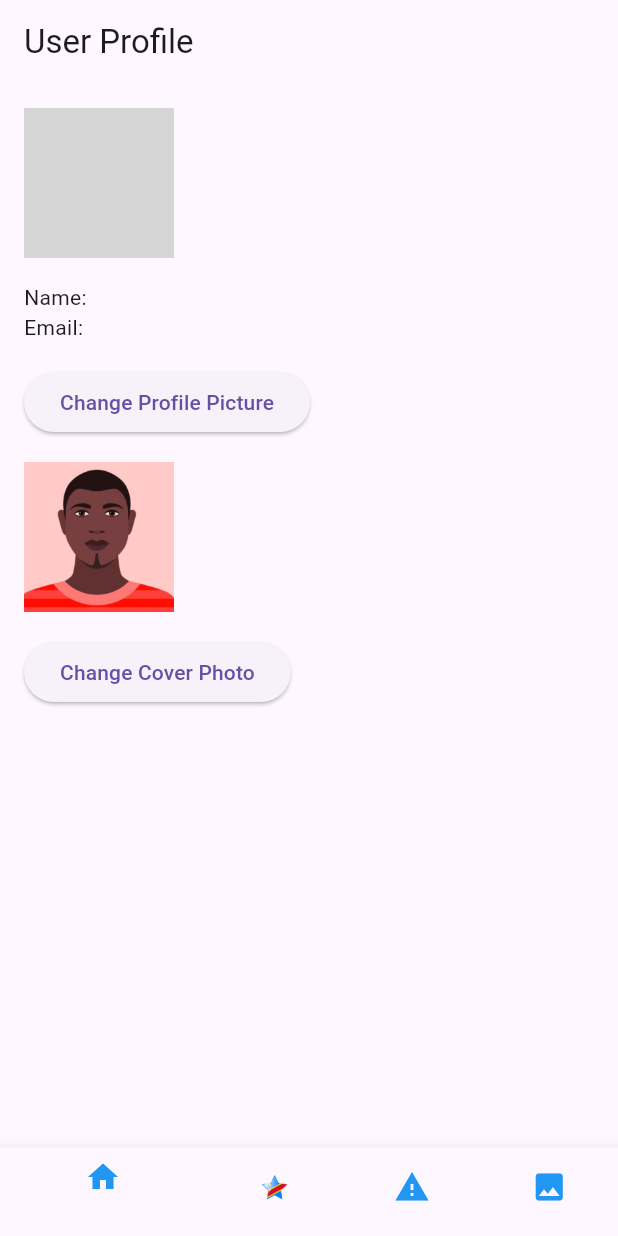
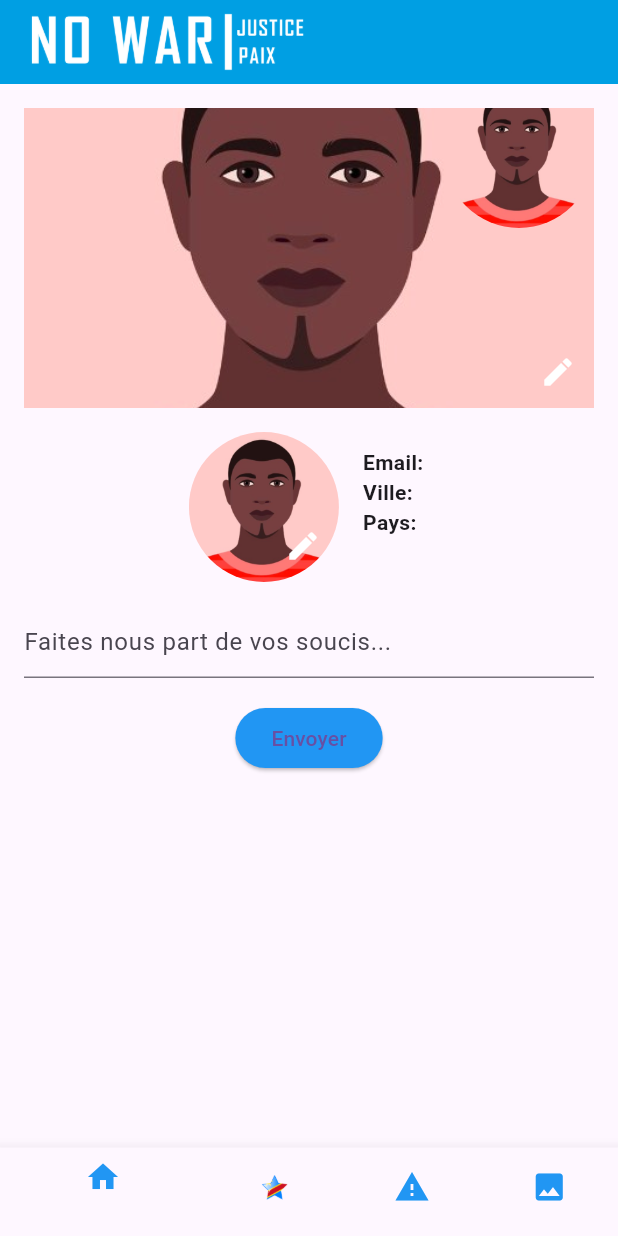
Before and after one commit to imani08/no_war, a Flutter app: the UserProfilePage screen opened directly, on a phone screen of 412 x 824 dp. Run offline on Flutter 3.47's test engine with Material 3 defaults, Android fonts, the phone set to English and light mode, and no system bars; our stand-ins replace auto_size_text, contacts_service, easy_localization, firebase_auth, firebase_core, firebase_database and 10 more; missing offline and left inert: country_icons, flutter_pdfview, flutter_wallpaper_manager, quick_actions, telephony, translator; accounts and stored records are empty; network calls fail; grey boxes are pictures that could not be loaded.

Commit message:
mis a jour du profil

```diff
--- a/lib/Ecran acceuil.dart
+++ b/lib/Ecran acceuil.dart
@@ -388,7 +388,7 @@ pour leur survie et leur liberté
           // Naviguer vers une nouvelle page lorsque le bouton est appuyé
           Navigator.push(
             context,
-            MaterialPageRoute(builder: (context) => loginPage()),
+            MaterialPageRoute(builder: (context) => LoginPage()),
           );
         },
         child: Image.asset(
--- a/lib/discussions.dart
+++ b/lib/discussions.dart
@@ -6,12 +6,11 @@ import 'package:firebase_storage/firebase_storage.dart' as firebase_storage;
 import 'dart:io';
 import 'package:image_picker/image_picker.dart';
 import 'package:firebase_database/firebase_database.dart';
+import 'package:shared_preferences/shared_preferences.dart';
 import 'fond d ecran.dart';
 import 'Ecran acceuil.dart';
 import 'visit.dart';
 import 'alert.dart';
-
-
 
 class discussions extends StatelessWidget {
   @override
@@ -39,6 +38,7 @@ class _UserProfilePageState extends State<UserProfilePage> {
   String userCountry = "";
   String profileImageUrl = "";
   String coverImageUrl = "";
+  TextEditingController textEditingController = TextEditingController();
 
   @override
   void initState() {
@@ -51,10 +51,12 @@ class _UserProfilePageState extends State<UserProfilePage> {
     final User? user = _auth.currentUser;
 
     if (user != null) {
+      SharedPreferences prefs = await SharedPreferences.getInstance();
       setState(() {
         userName = user.displayName ?? "Unknown User";
         userEmail = user.email ?? "Unknown Email";
-        profileImageUrl = user.photoURL ?? "";
+        profileImageUrl = prefs.getString('profileImageUrl') ?? "";
+        coverImageUrl = prefs.getString('coverImageUrl') ?? "";
       });
     }
   }
@@ -88,6 +90,20 @@ class _UserProfilePageState extends State<UserProfilePage> {
       await storageReference.putFile(image);
       String downloadURL = await storageReference.getDownloadURL();
 
+      DatabaseReference imageRef =
+      FirebaseDatabase.instance.reference().child('images');
+      imageRef
+          .child(user.uid)
+          .child(storagePath == 'profile_images/'
+          ? 'profileImageUrl'
+          : 'coverImageUrl')
+          .set(downloadURL);
+
+      SharedPreferences prefs = await SharedPreferences.getInstance();
+      prefs.setString(
+          storagePath == 'profile_images/' ? 'profileImageUrl' : 'coverImageUrl',
+          downloadURL);
+
       setState(() {
         if (storagePath == 'profile_images/') {
           profileImageUrl = downloadURL;
@@ -111,104 +127,185 @@ class _UserProfilePageState extends State<UserProfilePage> {
   Widget build(BuildContext context) {
     return Scaffold(
       appBar: AppBar(
-        title: Text('User Profile'),
+        backgroundColor: const Color(0xFF009FE3),
+        title: Row(
+          crossAxisAlignment: CrossAxisAlignment.center,
+          children: [
+            Image.asset(
+              'assets/images/logo.png',
+              width: 200, // Largeur souhaitée de l'image
+              height: 90, // Hauteur souhaitée de l'image
+            ),
+            SizedBox(width: 8),
+          ],
+        ),
       ),
       body: Padding(
         padding: const EdgeInsets.all(16.0),
         child: Column(
-          crossAxisAlignment: CrossAxisAlignment.start,
+          crossAxisAlignment: CrossAxisAlignment.center,
           children: [
-            CircleAvatar(
-              radius: 50,
-              backgroundImage: profileImageUrl.isNotEmpty
-                  ? NetworkImage(profileImageUrl)
-                  : null, // Utilisez null si l'URL est vide
-              child: profileImageUrl.isEmpty
-                  ? Image.asset(
-                'aassets/images/avatar.jpg',
+            Stack(
+              alignment: Alignment.bottomRight,
+              children: [
+                Container(
+                  width: double.infinity,
+                  height: 200,
+                  decoration: BoxDecoration(
+                    image: coverImageUrl.isNotEmpty
+                        ? DecorationImage(
+                      image: NetworkImage(coverImageUrl),
                       fit: BoxFit.cover,
-                width: double.infinity,
-                height: double.infinity,
                     )
-                  : null, // Utilisez null si l'URL n'est pas vide
+                        : DecorationImage(
+                      image: AssetImage('assets/images/avatar.jpg'),
+                      fit: BoxFit.cover,
+                    ),
+                  ),
+                ),
+                Positioned(
+                  top: -20.0, // Ajustez cette valeur selon vos besoins
+                  child: ClipOval(
+                    child: SizedBox(
+                      width: 100,
+                      height: 100,
+                      child: profileImageUrl.isNotEmpty
+                          ? Image.network(
+                        profileImageUrl,
+                        fit: BoxFit.cover,
+                      )
+                          : Image.asset(
+                        'assets/images/avatar.jpg',
+                        fit: BoxFit.cover,
+                      ),
+                    ),
+                  ),
+                ),
+                IconButton(
+                  icon: Icon(Icons.edit, color: Colors.white,),
+                  onPressed: () {
+                    _pickImageAndUpload('cover_images/');
+                  },
+                ),
+              ],
             ),
 
+            SizedBox(height: 16),
 
-            SizedBox(height: 16),
-            Text('Name: $userName'),
-            Text('Email: $userEmail'),
-            SizedBox(height: 16),
-            ElevatedButton(
+            Row(
+              mainAxisAlignment: MainAxisAlignment.center,
+              children: [
+                Stack(
+                  alignment: Alignment.bottomRight,
+                  children: [
+                    ClipOval(
+                      child: SizedBox(
+                        width: 100,
+                        height: 100,
+                        child: profileImageUrl.isNotEmpty
+                            ? Image.network(
+                          profileImageUrl,
+                          fit: BoxFit.cover,
+                        )
+                            : Image.asset(
+                          'assets/images/avatar.jpg',
+                          fit: BoxFit.cover,
+                        ),
+                      ),
+                    ),
+                    IconButton(
+                      icon: Icon(Icons.edit, color: Colors.white,),
                       onPressed: () {
                         _pickImageAndUpload('profile_images/');
                       },
-              child: Text('Change Profile Picture'),
                     ),
-            SizedBox(height: 16),
-            CircleAvatar(
-              radius: 50,
-              backgroundImage: coverImageUrl.isNotEmpty
-                  ? NetworkImage(coverImageUrl)
-                  : null, // Utilisez null si l'URL est vide
-              child: coverImageUrl.isEmpty
-                  ? Image.asset(
-                'assets/images/avatar.jpg',
-                fit: BoxFit.cover,
-                width: double.infinity,
-                height: double.infinity,
-              )
-                  : null, // Utilisez null si l'URL n'est pas vide
+                  ],
                 ),
-
-            SizedBox(height: 16),
-            ElevatedButton(
-              onPressed: () {
-                _pickImageAndUpload('cover_images/');
-              },
-              child: Text('Change Cover Photo'),
+                SizedBox(width: 16),
+                Padding(
+                  padding: const EdgeInsets.only(bottom: 20.0), // Ajustez cette valeur selon vos besoins
+                  child: Column(
+                    crossAxisAlignment: CrossAxisAlignment.start,
+                    children: [
+                      Text(
+                        'Email: $userEmail',
+                        style: TextStyle(fontWeight: FontWeight.bold),
+                      ),
+                      Text(
+                        'Ville: $userCity',
+                        style: TextStyle(fontWeight: FontWeight.bold),
+                      ),
+                      Text(
+                        'Pays: $userCountry',
+                        style: TextStyle(fontWeight: FontWeight.bold),
                       ),
                     ],
                   ),
                 ),
+              ],
+            ),
 
+            SizedBox(height: 16),
 
+            Column(
+              children: [
+                TextField(
+                  controller: textEditingController,
+                  decoration: InputDecoration(hintText: 'Faites nous part de vos soucis...'),
+                ),
+                SizedBox(height: 16),
+                ElevatedButton(
+                  onPressed: () {
+                    _messagesRef.push().set({
+                      'message': textEditingController.text,
+                      'user': userEmail,
+                    });
+                    textEditingController.clear(); // Effacer le texte après l'envoi
+                  },
+                  style: ButtonStyle(
+                    backgroundColor: MaterialStateProperty.all(Colors.blue), // Couleur de fond du bouton
+                  ),
+                  child: Text('Envoyer'),
+                ),
+              ],
+            ),
+
+          ],
+        ),
+      ),
       bottomNavigationBar: BottomNavigationBar(
         items: const <BottomNavigationBarItem>[
           BottomNavigationBarItem(
             icon: Icon(Icons.home),
             label: 'Acceuil',
-
           ),
           BottomNavigationBarItem(
-            icon: Image(image: AssetImage('assets/images/congo.png'), // Remplacez par votre URL
-              width: 25, // Largeur souhaitée de l'image
-              height: 25, // Hauteur souhaitée de l'image
+            icon: Image(
+              image: AssetImage('assets/images/congo.png'),
+              width: 25,
+              height: 25,
               fit: BoxFit.contain,
-            ),// Ajustement de la taille de l'image)
+            ),
             label: 'Visit DRC',
-
           ),
           BottomNavigationBarItem(
             icon: Icon(Icons.warning),
             label: 'Alert',
           ),
-
           BottomNavigationBarItem(
             icon: Icon(Icons.image),
             label: 'fonds d\'écrans',
           ),
-
         ],
-
-        selectedIconTheme: IconThemeData(color: Colors.blue), // Icônes sélectionnées en bleu
+        selectedIconTheme: IconThemeData(color: Colors.blue),
         unselectedIconTheme: IconThemeData(color: Colors.blue),
-        selectedLabelStyle: TextStyle(color: Colors.blue), // Style du label sélectionné
-        unselectedLabelStyle: TextStyle(color: Colors.blue),// Icônes non sélectionnées en blanc
+        selectedLabelStyle: TextStyle(color: Colors.blue),
+        unselectedLabelStyle: TextStyle(color: Colors.blue),
         onTap: (int index) {
           if (index == 0) {
             Navigator.push(
               context,
-              MaterialPageRoute(builder: (context) =>EcranAccueil()),
+              MaterialPageRoute(builder: (context) => EcranAccueil()),
             );
           }
           if (index == 1) {
@@ -229,10 +326,8 @@ class _UserProfilePageState extends State<UserProfilePage> {
               MaterialPageRoute(builder: (context) => NosFonds()),
             );
           }
-
         },
       ),
     );
-
   }
 }
--- a/pubspec.yaml
+++ b/pubspec.yaml
@@ -67,6 +67,7 @@ dependencies:
   hive_flutter: ^1.1.0
   firebase_database: ^10.4.7
   image_picker: ^1.0.7
+  shared_preferences: ^2.2.2
 
 flutter_native_splash:
   image: assets/images/demar.png
```
Also changed, not shown: lib/connexion.dart (+13 -14 lines), lib/fond d ecran.dart (+36 -36 lines), assets/images/demar.jpg, pubspec.lock. Lines whose indentation alone changed are shown as unchanged.
